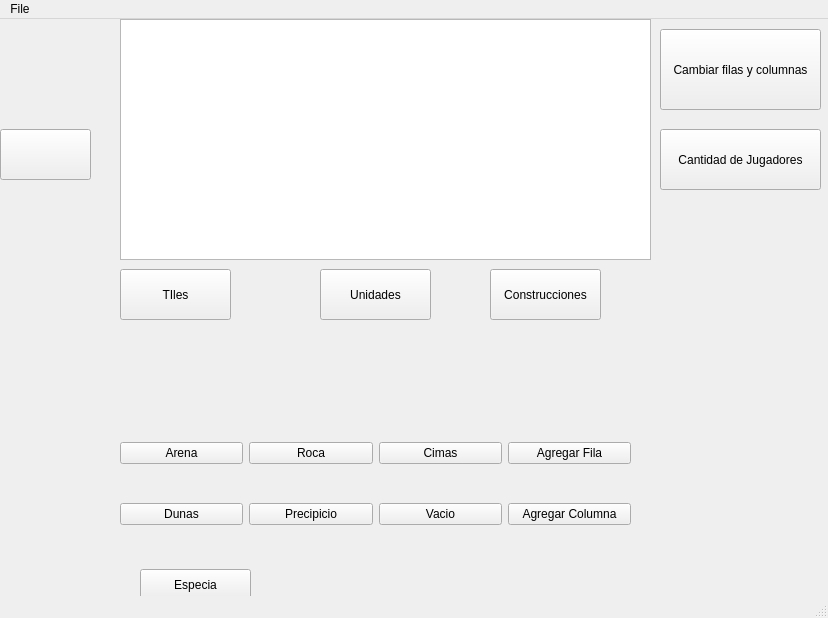
The window that Editor/mainwindow.ui (dyylanl/Dune) describes before a commit, drawn with Qt 5.
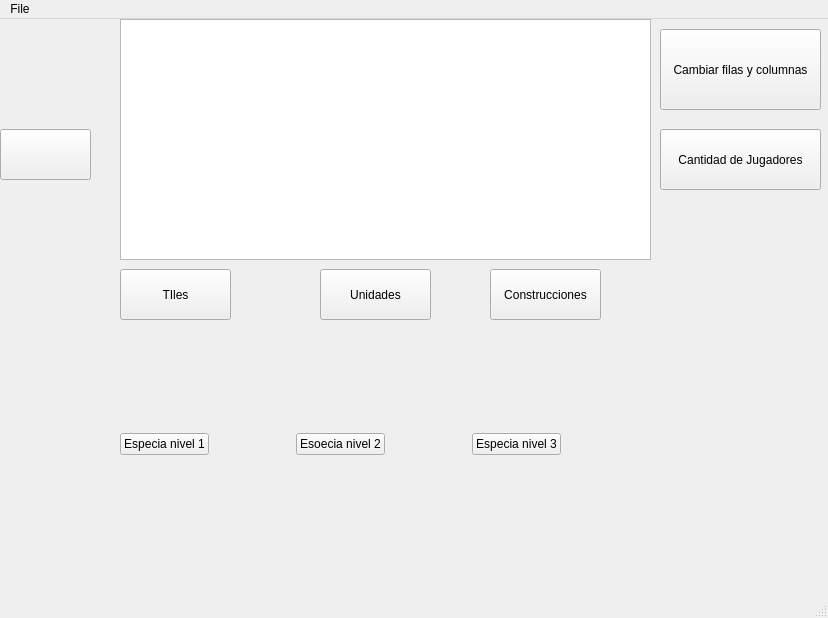
The same window after the commit. The open tabs and pages were chosen to show the change. Icons and pictures are not drawn.

The edit to the form file:
```diff
--- a/Editor/mainwindow.ui
+++ b/Editor/mainwindow.ui
@@ -158,8 +158,8 @@
      <widget class="QPushButton" name="button_especia">
       <property name="geometry">
        <rect>
-        <x>140</x>
-        <y>200</y>
+        <x>130</x>
+        <y>190</y>
         <width>111</width>
         <height>31</height>
        </rect>
@@ -215,6 +215,67 @@
       </property>
      </widget>
     </widget>
+    <widget class="QWidget" name="page_especia">
+     <widget class="QWidget" name="layoutWidget">
+      <property name="geometry">
+       <rect>
+        <x>120</x>
+        <y>50</y>
+        <width>441</width>
+        <height>51</height>
+       </rect>
+      </property>
+      <layout class="QHBoxLayout" name="horizontalLayout">
+       <item>
+        <widget class="QPushButton" name="pushButton">
+         <property name="text">
+          <string>Especia nivel 1</string>
+         </property>
+        </widget>
+       </item>
+       <item>
+        <spacer name="horizontalSpacer">
+         <property name="orientation">
+          <enum>Qt::Horizontal</enum>
+         </property>
+         <property name="sizeHint" stdset="0">
+          <size>
+           <width>40</width>
+           <height>20</height>
+          </size>
+         </property>
+        </spacer>
+       </item>
+       <item>
+        <widget class="QPushButton" name="pushButton_3">
+         <property name="text">
+          <string>Esoecia nivel 2</string>
+         </property>
+        </widget>
+       </item>
+       <item>
+        <spacer name="horizontalSpacer_2">
+         <property name="orientation">
+          <enum>Qt::Horizontal</enum>
+         </property>
+         <property name="sizeHint" stdset="0">
+          <size>
+           <width>40</width>
+           <height>20</height>
+          </size>
+         </property>
+        </spacer>
+       </item>
+       <item>
+        <widget class="QPushButton" name="pushButton_2">
+         <property name="text">
+          <string>Especia nivel 3</string>
+         </property>
+        </widget>
+       </item>
+      </layout>
+     </widget>
+    </widget>
    </widget>
    <widget class="QPushButton" name="button_tiles">
     <property name="geometry">
```
Left out of the diff: 13 changed lines with no effect on the pictures.
